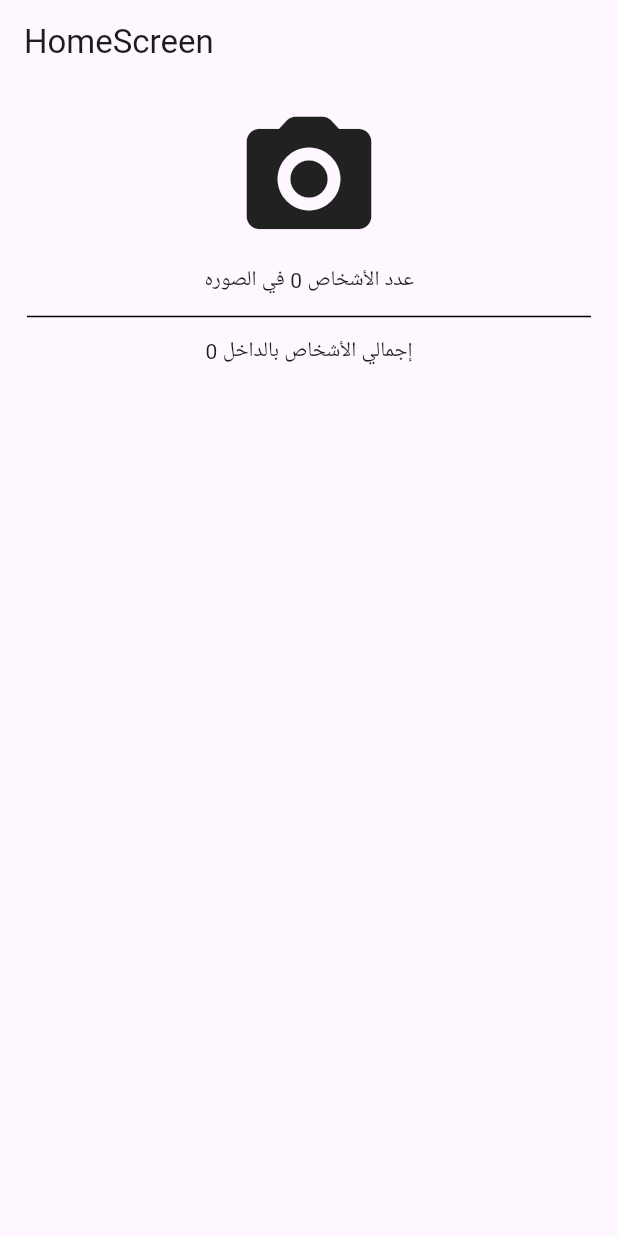
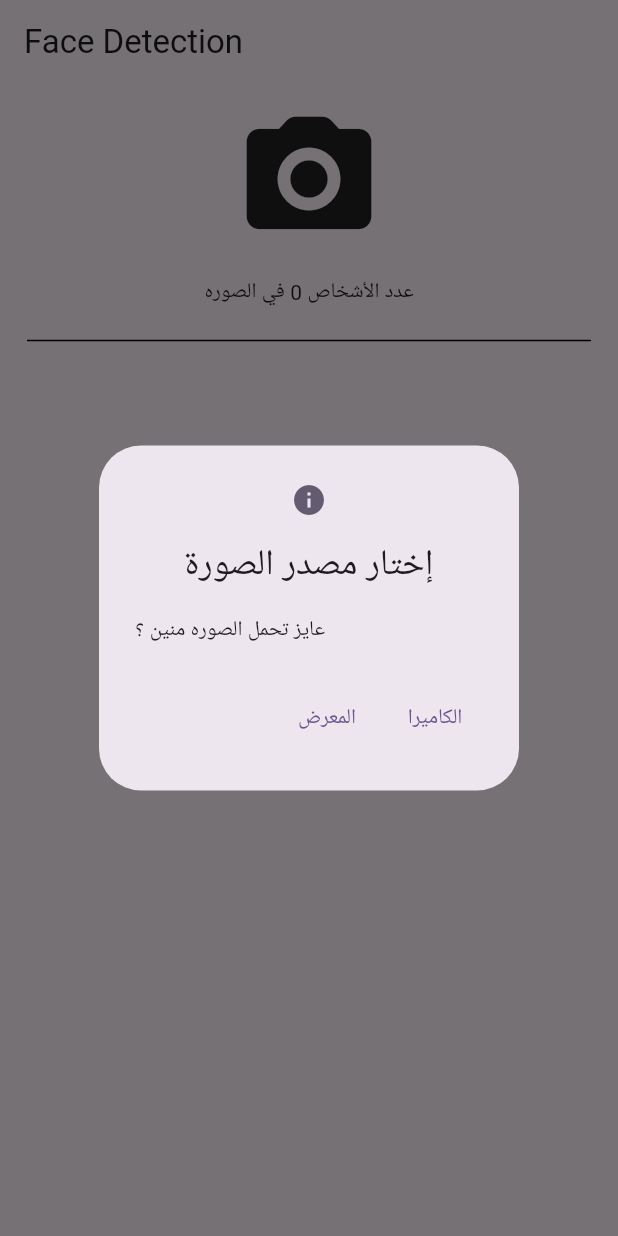
Before and after one commit to lazezmahrous/face_detection_app_source_code, a Flutter app: the screen it shows after launch, after a tap on the "camera alt" icon, on a phone screen of 412 x 824 dp. Run offline on Flutter 3.47's test engine with Material 3 defaults, Android fonts, the phone set to English and light mode, and no system bars; our stand-ins replace hive, hive_flutter, image_picker, sqflite_common_ffi, sqlite3_flutter_libs; missing offline and left inert: google_mlkit_face_detection; accounts and stored records are empty.

Commit message:
web version

```diff
--- a/lib/main.dart
+++ b/lib/main.dart
@@ -22,7 +22,7 @@ class MyApp extends StatelessWidget {
   @override
   Widget build(BuildContext context) {
     return MaterialApp(
-      title: 'Flutter Demo',
+      title: 'Face Detection',
       theme: ThemeData(
         colorScheme: ColorScheme.fromSeed(seedColor: Colors.deepPurple),
         useMaterial3: true,
--- a/lib/models/person_model.dart
+++ b/lib/models/person_model.dart
@@ -11,8 +11,11 @@ class PersonModel extends HiveObject {
   final String id;
   @HiveField(1)
   final Uint8List image;
+  @HiveField(2)
+  final int faces;
   PersonModel({
     required this.id,
     required this.image,
+    required this.faces,
   });
 }
--- a/lib/screens/home_screen.dart
+++ b/lib/screens/home_screen.dart
@@ -1,9 +1,6 @@
 import 'dart:io';
-// import 'dart:typed_data';
-
 import 'package:flutter/foundation.dart';
 import 'package:flutter/material.dart';
-import 'package:flutter_application_1/database/sqldb.dart';
 import 'package:flutter_application_1/models/person_model.dart';
 import 'package:google_mlkit_face_detection/google_mlkit_face_detection.dart';
 import 'package:hive_flutter/hive_flutter.dart';
@@ -19,11 +16,20 @@ class HomeScreen extends StatefulWidget {
 class _HomeScreenState extends State<HomeScreen> {
   File? _image;
   List<Face> faces = [];
-  Map<String, dynamic> facialFeatures = {}; // To store extracted features
+  Map<String, dynamic> facialFeatures = {};
 
-  Future _pickImage({required ImageSource source}) async {
+  Future _pickImage() async {
+    final selectedSource = await showAlertDialog(
+      context: context,
+      title: 'إختار مصدر الصورة',
+      body: 'عايز تحمل الصوره منين ؟',
+      actionsTextButtonOne: 'المعرض',
+      actionsTextButtonTow: 'الكاميرا',
+      icon: const Icon(Icons.info),
+    );
+
     try {
-      final image = await ImagePicker().pickImage(source: source);
+      final image = await ImagePicker().pickImage(source: selectedSource!);
       if (image == null) return;
       {
         setState(() {
@@ -37,6 +43,34 @@ class _HomeScreenState extends State<HomeScreen> {
     }
   }
 
+  Future<ImageSource?> showAlertDialog({
+    required BuildContext context,
+    required String title,
+    required String body,
+    required String actionsTextButtonOne,
+    required String actionsTextButtonTow,
+    required Icon icon,
+  }) async {
+    return await showDialog(
+      context: context,
+      builder: (context) => AlertDialog(
+        title: Text(title),
+        content: Text(body),
+        actions: [
+          TextButton(
+            onPressed: () => Navigator.pop(context, ImageSource.gallery),
+            child: Text(actionsTextButtonOne),
+          ),
+          TextButton(
+            onPressed: () => Navigator.pop(context, ImageSource.camera),
+            child: Text(actionsTextButtonTow),
+          ),
+        ],
+        icon: icon,
+      ),
+    );
+  }
+
   Future _detectFaces({required File img}) async {
     final options = FaceDetectorOptions();
     final faceDetector = FaceDetector(options: options);
@@ -45,17 +79,17 @@ class _HomeScreenState extends State<HomeScreen> {
     if (faces.isEmpty) {
       print('error');
     } else {
-      await _saveFace(img: img);
+      await _saveFace(img: img, faces: faces.length);
     }
     setState(() {});
-    // print(faces.length);
+    print(faces.length);
   }
 
-  Future _saveFace({required File img}) async {
+  Future _saveFace({required File img, required int faces}) async {
     var uuid = const Uuid();
     var farmersBox = Hive.box<PersonModel>('face_detection');
-    await farmersBox
-        .add(PersonModel(id: uuid.v4(), image: img.readAsBytesSync()));
+    await farmersBox.add(
+        PersonModel(id: uuid.v4(), image: img.readAsBytesSync(), faces: faces));
   }
 
   Future<List<PersonModel>> _getFaces() async {
@@ -66,7 +100,7 @@ class _HomeScreenState extends State<HomeScreen> {
   Widget build(BuildContext context) {
     return Scaffold(
       appBar: AppBar(
-        title: const Text('HomeScreen'),
+        title: const Text('Face Detection'),
       ),
       body: ListView(
         shrinkWrap: true,
@@ -80,8 +114,7 @@ class _HomeScreenState extends State<HomeScreen> {
                   padding: const EdgeInsets.all(8.0),
                   child: InkWell(
                     onTap: () async {
-                      await _pickImage(source: ImageSource.camera)
-                          .then((value) {
+                      await _pickImage().then((value) {
                         if (_image != null) {
                           _detectFaces(img: _image!);
                         } else {}
@@ -97,6 +130,7 @@ class _HomeScreenState extends State<HomeScreen> {
                   // width: 200,
                   height: 400,
                   decoration: BoxDecoration(
+                    borderRadius: BorderRadius.circular(10),
                     image: DecorationImage(
                       image: FileImage(_image!),
                       fit: BoxFit.cover,
@@ -113,8 +147,7 @@ class _HomeScreenState extends State<HomeScreen> {
                           color: Colors.black26,
                           child: InkWell(
                             onTap: () async {
-                              await _pickImage(source: ImageSource.gallery)
-                                  .then((value) {
+                              await _pickImage().then((value) {
                                 if (_image != null) {
                                   _detectFaces(img: _image!);
                                 } else {}
@@ -128,7 +161,7 @@ class _HomeScreenState extends State<HomeScreen> {
                                   size: 90,
                                 ),
                                 Text(
-                                  'شخص جديد',
+                                  'عمليه جديده',
                                   style: TextStyle(
                                     color: Colors.white,
                                   ),
@@ -141,7 +174,11 @@ class _HomeScreenState extends State<HomeScreen> {
                     ],
                   ),
                 ),
-          Center(child: Text('عدد الأشخاص ${faces.length} في الصوره')),
+          Center(
+              child: Padding(
+            padding: const EdgeInsets.all(8.0),
+            child: Text('عدد الأشخاص ${faces.length} في الصوره'),
+          )),
           const Padding(
             padding: EdgeInsets.all(8.0),
             child: Divider(
@@ -159,48 +196,73 @@ class _HomeScreenState extends State<HomeScreen> {
               } else {
                 return Column(
                   children: [
-                    Center(
-                      child: Text(
-                          'إجمالي الأشخاص بالداخل ${snapshot.data!.length}'),
-                    ),
                     GridView.builder(
                       gridDelegate:
                           const SliverGridDelegateWithFixedCrossAxisCount(
-                        crossAxisCount: 3,
+                        crossAxisCount: 2,
                       ),
                       shrinkWrap: true,
                       physics: const NeverScrollableScrollPhysics(),
                       itemBuilder: (context, index) {
                         return Padding(
                           padding: const EdgeInsets.all(8.0),
-                          child: InkWell(
-                            onDoubleTap: () {
-                              snapshot.data![index].delete();
-                              setState(() {});
-                            },
                           child: Container(
                             decoration: BoxDecoration(
+                              borderRadius: BorderRadius.circular(10),
                               image: DecorationImage(
-                                  image:
-                                      MemoryImage(snapshot.data![index].image),
+                                image: MemoryImage(snapshot.data![index].image),
                                 fit: BoxFit.cover,
                               ),
                             ),
                             height: 60,
                             child: Padding(
                               padding: const EdgeInsets.all(8.0),
-                                child: Column(
-                                  mainAxisAlignment: MainAxisAlignment.end,
+                              child: Stack(
                                 children: [
-                                    Text(
-                                      snapshot.data![index].id,
-                                      style: const TextStyle(
+                                  Positioned(
+                                    bottom: 0,
+                                    child: Row(
+                                      children: [
+                                        Container(
+                                          decoration: const BoxDecoration(
                                               color: Colors.white,
-                                        fontSize: 10,
+                                              shape: BoxShape.rectangle,
+                                              borderRadius: BorderRadius.all(
+                                                  Radius.circular(20))),
+                                          child: Row(
+                                            children: [
+                                              Container(
+                                                constraints:
+                                                    const BoxConstraints(
+                                                  maxWidth: 105,
+                                                ),
+                                                child: Padding(
+                                                  padding: const EdgeInsets
+                                                      .symmetric(
+                                                      horizontal: 10,
+                                                      vertical: 5),
+                                                  child: Text(
+                                                      'تم إكتشاف ${snapshot.data![index].faces} وجه في الصوره'),
+                                                ),
+                                              ),
+                                              IconButton(
+                                                onPressed: () {
+                                                  snapshot.data![index]
+                                                      .delete();
+                                                  setState(() {});
+                                                },
+                                                icon: const Icon(
+                                                  Icons.delete,
+                                                ),
+                                                color: Colors.red,
+                                              ),
+                                            ],
                                           ),
                                         ),
                                       ],
                                     ),
+                                  ),
+                                ],
                               ),
                             ),
                           ),
```
Also changed, not shown: lib/models/person_model.g.dart, pubspec.lock. Lines whose indentation alone changed are shown as unchanged.
